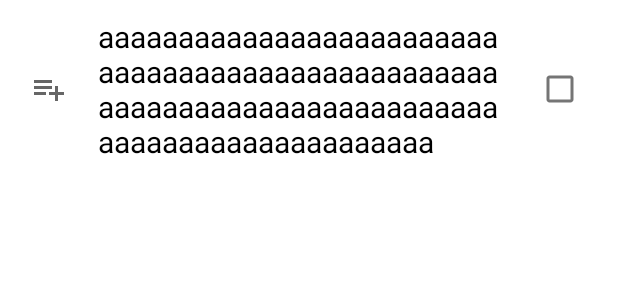
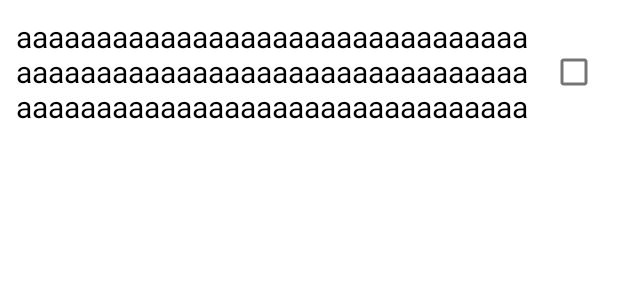
Before and after one commit to Eslicdm/SimpleTaskTodo, an Android app: the layout todo_list.xml on its own in the app's theme, with its tools: preview values and no code run, on a phone screen of 412 x 824 dp. Shown: the top 300 px of the screen. Run offline under Robolectric (Android 15) with nearby library versions, the phone set to English and light mode, and no system bars.

Commit message:
Final app, waiting for updates

```diff
--- a/app/src/main/java/com/eslirodrigues/simpletasktodo/di/MainModule.kt
+++ b/app/src/main/java/com/eslirodrigues/simpletasktodo/di/MainModule.kt
@@ -12,7 +12,7 @@ import org.koin.androidx.viewmodel.dsl.viewModel
 import org.koin.dsl.module
 
 val mainModule = module {
-    single { TodoAdapter(get(), get()) }
+    single { TodoAdapter(get()) }
 
     viewModel { TodoViewModel(get()) }
 }
--- a/app/src/main/java/com/eslirodrigues/simpletasktodo/ui/ListFragment.kt
+++ b/app/src/main/java/com/eslirodrigues/simpletasktodo/ui/ListFragment.kt
@@ -6,7 +6,6 @@ import android.view.inputmethod.EditorInfo
 import android.widget.Toast
 import androidx.appcompat.app.AppCompatActivity
 import androidx.fragment.app.Fragment
-import androidx.lifecycle.lifecycleScope
 import androidx.navigation.fragment.findNavController
 import androidx.recyclerview.widget.LinearLayoutManager
 import com.eslirodrigues.simpletasktodo.R
@@ -17,8 +16,6 @@ import com.eslirodrigues.simpletasktodo.util.hideKeyboard
 import com.eslirodrigues.simpletasktodo.util.setVisible
 import com.eslirodrigues.simpletasktodo.viewmodel.TodoViewModel
 import com.google.firebase.auth.FirebaseAuth
-import kotlinx.coroutines.delay
-import kotlinx.coroutines.launch
 import org.koin.androidx.viewmodel.ext.android.viewModel
 
 
@@ -52,7 +49,7 @@ class ListFragment : Fragment() {
     private fun initRecyclerView() {
         binding.apply {
             recyclerViewList.apply {
-                val todoAdapter = TodoAdapter(true, todoViewModel)
+                val todoAdapter = TodoAdapter(todoViewModel)
                 adapter = todoAdapter
                 layoutManager = LinearLayoutManager(context)
                 todoViewModel.readAllData.observe(viewLifecycleOwner) { todo ->
--- a/app/src/main/res/layout/todo_list.xml
+++ b/app/src/main/res/layout/todo_list.xml
@@ -7,30 +7,17 @@
     android:layout_margin="5dp"
     android:background="@drawable/rounded_layout">
 
-    <ImageView
-        android:id="@+id/imageViewExtendedItem"
-        android:layout_width="wrap_content"
-        android:layout_height="wrap_content"
-        android:contentDescription="@string/extend_list"
-        android:padding="15dp"
-        android:src="@drawable/list_add"
-        app:layout_constraintBottom_toBottomOf="parent"
-        app:layout_constraintEnd_toStartOf="@id/textViewItem"
-        app:layout_constraintStart_toStartOf="parent"
-        app:layout_constraintTop_toTopOf="parent" />
-
     <TextView
         android:id="@+id/textViewItem"
         android:layout_width="0dp"
         android:layout_height="wrap_content"
-        android:layout_marginStart="45dp"
         android:padding="5dp"
         android:textColor="@color/black"
         android:textSize="20sp"
         app:layout_constraintBottom_toBottomOf="parent"
         app:layout_constraintEnd_toStartOf="@id/checkboxItem"
-        app:layout_constraintStart_toStartOf="@id/imageViewExtendedItem"
         app:layout_constraintTop_toTopOf="parent"
+        app:layout_constraintStart_toStartOf="parent"
         tools:text="aaaaaaaaaaaaaaaaaaaaaaaaaaaaaaaaaaaaaaaaaaaaaaaaaaaaaaaaaaaaaaaaaaaaaaaaaaaaaaaaaaaaaaaaaaaaaaaa" />
 
     <CheckBox
--- a/build.gradle
+++ b/build.gradle
@@ -6,7 +6,7 @@ buildscript {
         mavenCentral()
     }
     dependencies {
-        classpath 'com.android.tools.build:gradle:7.0.2'
+        classpath 'com.android.tools.build:gradle:7.0.3'
         classpath "org.jetbrains.kotlin:kotlin-gradle-plugin:$kotlin_version"
 
         classpath "androidx.navigation:navigation-safe-args-gradle-plugin:2.3.5"
```
Also changed, not shown: app/src/main/java/com/eslirodrigues/simpletasktodo/adapter/TodoAdapter.kt (+0 -19 lines), app/src/main/java/com/eslirodrigues/simpletasktodo/ui/ExtendedListFragment.kt (deleted, +0 -75 lines), app/src/main/res/layout/fragment_extended_list.xml (deleted, +0 -64 lines).
